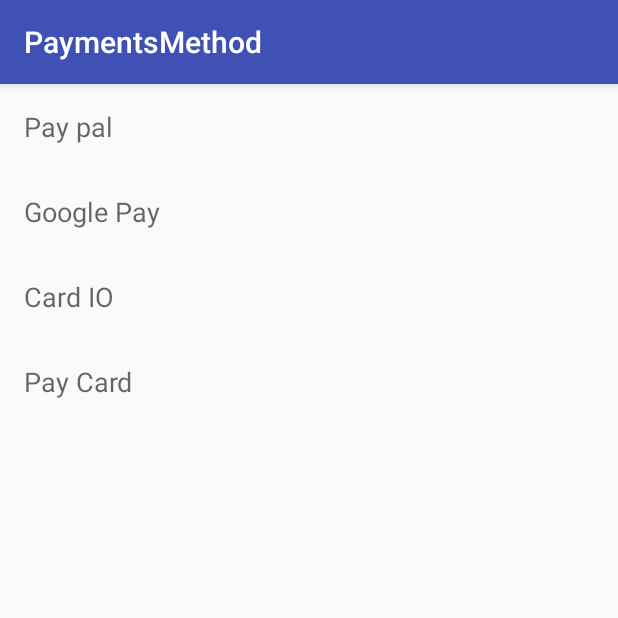
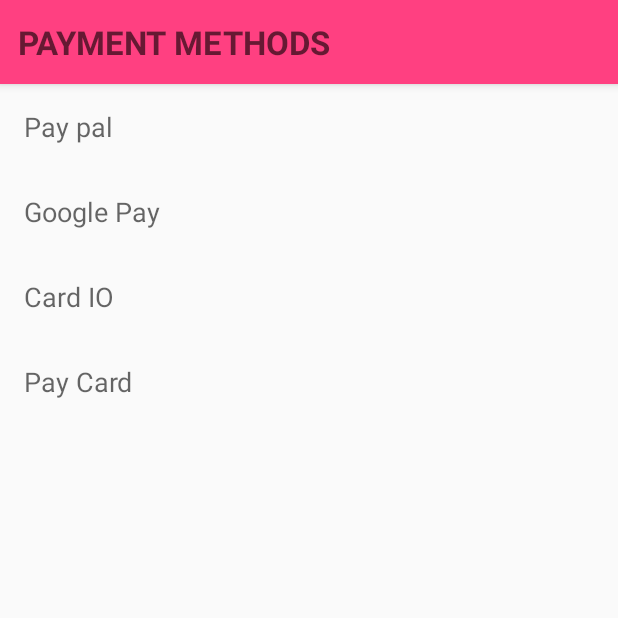
Before and after one commit to lenarczy/payment_methods, an Android app: the screen it shows after launch (MainActivity), on a phone screen of 412 x 824 dp, the top half of it. Run offline under Robolectric (Android 15) with nearby library versions, the phone set to English and light mode, and no system bars; our stand-ins replace Timber; libraries missing offline, so code that uses them is left out: cards.pay.paycardsrecognizer.

Commit message:
Added style to the app

```diff
--- a/PaymentsMethod/app/src/main/java/com/mobica/paymentsmethod/main/MainActivity.kt
+++ b/PaymentsMethod/app/src/main/java/com/mobica/paymentsmethod/main/MainActivity.kt
@@ -4,12 +4,14 @@ import android.content.Intent
 import android.os.Bundle
 import android.support.v7.app.AppCompatActivity
 import com.mobica.paymentsmethod.R
+import kotlinx.android.synthetic.main.activity_main.*
 import timber.log.Timber
 
 class MainActivity : AppCompatActivity(), StartFragment.OnFragmentInteractionListener {
     override fun onCreate(savedInstanceState: Bundle?) {
         super.onCreate(savedInstanceState)
         setContentView(R.layout.activity_main)
+        setSupportActionBar(myToolbar)
         Timber.tag("LifeCycles")
         val transaction = supportFragmentManager.beginTransaction()
         val startFragment = StartFragment.newInstance()
--- a/PaymentsMethod/app/src/main/java/com/mobica/paymentsmethod/main/MainFragment.kt
+++ b/PaymentsMethod/app/src/main/java/com/mobica/paymentsmethod/main/MainFragment.kt
@@ -16,7 +16,7 @@ import com.mobica.paymentsmethod.paycard.CARD_IMAGE
 import com.mobica.paymentsmethod.paycard.CARD_INFO
 import com.mobica.paymentsmethod.paycard.PayCardDelegate
 import com.mobica.paymentsmethod.paypal.PayPalDelegate
-import kotlinx.android.synthetic.main.fragment_start.*
+import kotlinx.android.synthetic.main.fragment_main.*
 import timber.log.Timber
 
 
@@ -56,7 +56,7 @@ class StartFragment : Fragment() {
 
     override fun onCreateView(inflater: LayoutInflater, container: ViewGroup?,
                               savedInstanceState: Bundle?): View? {
-        return inflater.inflate(R.layout.fragment_start, container, false)
+        return inflater.inflate(R.layout.fragment_main, container, false)
     }
 
     override fun onViewCreated(view: View, savedInstanceState: Bundle?) {
--- a/PaymentsMethod/app/src/main/java/com/mobica/paymentsmethod/paycard/ScanResultFragment.kt
+++ b/PaymentsMethod/app/src/main/java/com/mobica/paymentsmethod/paycard/PayCardResultDialog.kt
@@ -9,13 +9,11 @@ import android.view.LayoutInflater
 import android.view.View
 import android.view.ViewGroup
 import com.mobica.paymentsmethod.R
-import kotlinx.android.synthetic.main.fragment_scan_result.*
+import kotlinx.android.synthetic.main.fragment_paycard_result.*
 
 
-// TODO: Rename parameter arguments, choose names that match
-// the fragment initialization parameters, e.g. ARG_ITEM_NUMBER
-const val CARD_INFO = "param1"
-const val CARD_IMAGE = "param2"
+const val CARD_INFO = "card_info"
+const val CARD_IMAGE = "card_image"
 
 /**
  * A simple [Fragment] subclass.
@@ -24,7 +22,7 @@ const val CARD_IMAGE = "param2"
  *
  */
 class ScanResultFragment : DialogFragment() {
-    // TODO: Rename and change types of parameters
+
     private var cardData: String? = null
     private var image: ByteArray? = null
 
@@ -38,8 +36,8 @@ class ScanResultFragment : DialogFragment() {
 
     override fun onCreateView(inflater: LayoutInflater, container: ViewGroup?,
                               savedInstanceState: Bundle?): View? {
-        // Inflate the layout for this fragment
-        return inflater.inflate(R.layout.fragment_scan_result, container, false)
+        dialog.setTitle("Pay card result")
+        return inflater.inflate(R.layout.fragment_paycard_result, container, false)
     }
 
     override fun onViewCreated(view: View, savedInstanceState: Bundle?) {
@@ -61,7 +59,6 @@ class ScanResultFragment : DialogFragment() {
          * @param param2 Parameter 2.
          * @return A new instance of fragment ScanResultFragment.
          */
-        // TODO: Rename and change types and number of parameters
         @JvmStatic
         fun newInstance(param1: String, param2: ByteArray) =
                 ScanResultFragment().apply {
--- a/PaymentsMethod/app/src/main/res/layout/activity_main.xml
+++ b/PaymentsMethod/app/src/main/res/layout/activity_main.xml
@@ -4,7 +4,17 @@
     xmlns:app="http://schemas.android.com/apk/res-auto"
     xmlns:tools="http://schemas.android.com/tools"
     android:layout_width="match_parent"
-    android:layout_height="match_parent">
+    android:layout_height="match_parent"
+    android:orientation="vertical"
+    tools:context=".main.MainActivity">
+
+    <android.support.v7.widget.Toolbar
+        android:id="@+id/myToolbar"
+        android:layout_width="match_parent"
+        android:layout_height="?attr/actionBarSize"
+        android:background="?attr/colorPrimary"
+        android:elevation="4dp"
+        app:layout_collapseMode="pin"/>
 
     <FrameLayout
         android:id="@+id/main_fragment_container"
@@ -14,5 +24,4 @@
         android:layout_width="match_parent"
         android:layout_height="wrap_content"
         tools:context=".main.MainActivity" />
-
 </LinearLayout>
--- a/PaymentsMethod/app/src/main/res/layout/fragment_scan_result.xml
+++ b/PaymentsMethod/app/src/main/res/layout/fragment_paycard_result.xml
@@ -1,8 +1,8 @@
 <?xml version="1.0" encoding="utf-8"?>
 <LinearLayout xmlns:android="http://schemas.android.com/apk/res/android"
     xmlns:tools="http://schemas.android.com/tools"
-    android:layout_width="300dp"
-    android:layout_height="300dp"
+    android:layout_width="wrap_content"
+    android:layout_height="wrap_content"
     android:padding="20dp"
     android:orientation="vertical"
     tools:context=".paycard.ScanResultFragment">
@@ -12,10 +12,12 @@
         android:id="@+id/cardInfo"
         android:layout_width="wrap_content"
         android:layout_height="wrap_content"
-        android:text="@string/hello_blank_fragment" />
+        android:text="@string/hello_blank_fragment"
+        android:textAppearance="@style/TextAppearance.AppCompat.Medium"/>
     <ImageView
         android:id="@+id/cardImage"
         android:layout_width="wrap_content"
-        android:layout_height="wrap_content" />
+        android:layout_height="wrap_content"
+        android:paddingTop="20dp"/>
 
 </LinearLayout>
--- a/PaymentsMethod/app/src/main/res/values/colors.xml
+++ b/PaymentsMethod/app/src/main/res/values/colors.xml
@@ -1,6 +1,7 @@
 <?xml version="1.0" encoding="utf-8"?>
 <resources>
-    <color name="colorPrimary">#3F51B5</color>
-    <color name="colorPrimaryDark">#303F9F</color>
-    <color name="colorAccent">#FF4081</color>
+    <color name="colorPrimary">#ff4081</color>
+    <color name="colorPrimaryDark">#c60055</color>
+    <color name="colorPrimaryLight">#ff79b0</color>
+    <color name="colorAccent">#9c27b0</color>
 </resources>
--- a/PaymentsMethod/app/src/main/res/values/strings.xml
+++ b/PaymentsMethod/app/src/main/res/values/strings.xml
@@ -1,7 +1,6 @@
 <resources>
-    <string name="app_name">PaymentsMethod</string>
+    <string name="app_name">Payment methods</string>
 
-    <!-- TODO: Remove or change this placeholder text -->
     <string name="hello_blank_fragment">Hello blank fragment</string>
     <string name="title_activity_gpay">GPayActivity</string>
 </resources>
--- a/PaymentsMethod/app/src/main/res/values/styles.xml
+++ b/PaymentsMethod/app/src/main/res/values/styles.xml
@@ -1,11 +1,24 @@
 <resources>
 
     <!-- Base application theme. -->
-    <style name="AppTheme" parent="Theme.AppCompat.Light.DarkActionBar">
+    <style name="AppTheme" parent="Theme.AppCompat.Light.NoActionBar">
         <!-- Customize your theme here. -->
         <item name="colorPrimary">@color/colorPrimary</item>
         <item name="colorPrimaryDark">@color/colorPrimaryDark</item>
         <item name="colorAccent">@color/colorAccent</item>
+        <item name="android:dialogTheme">@style/CustomDialog</item>
+        <item name="toolbarStyle">@style/Widget.Payment.Toolbar</item>
+    </style>
+
+    <style name="Widget.Payment.Toolbar" parent="Widget.AppCompat.Toolbar">
+        <item name="contentInsetStart">12dp</item>
+        <item name="titleTextAppearance">@style/TextAppearance.Payment.Logo</item>
+    </style>
+
+    <style name="TextAppearance.Payment.Logo" parent="TextAppearance.AppCompat.Display3">
+        <item name="android:textAllCaps">true</item>
+        <item name="android:textSize">22sp</item>
+        <item name="android:textStyle">bold</item>
     </style>
 
     <style name="AppTheme.NoActionBar">
@@ -17,4 +30,9 @@
 
     <style name="AppTheme.PopupOverlay" parent="ThemeOverlay.AppCompat.Light" />
 
+
+    <style name="CustomDialog" parent="@style/Theme.AppCompat.Light.Dialog">
+        <item name="android:windowNoTitle">false</item>
+    </style>
+
 </resources>
```
Also changed, not shown: PaymentsMethod/app/src/main/res/layout/fragment_main.xml (renamed from PaymentsMethod/app/src/main/res/layout/fragment_start.xml).
